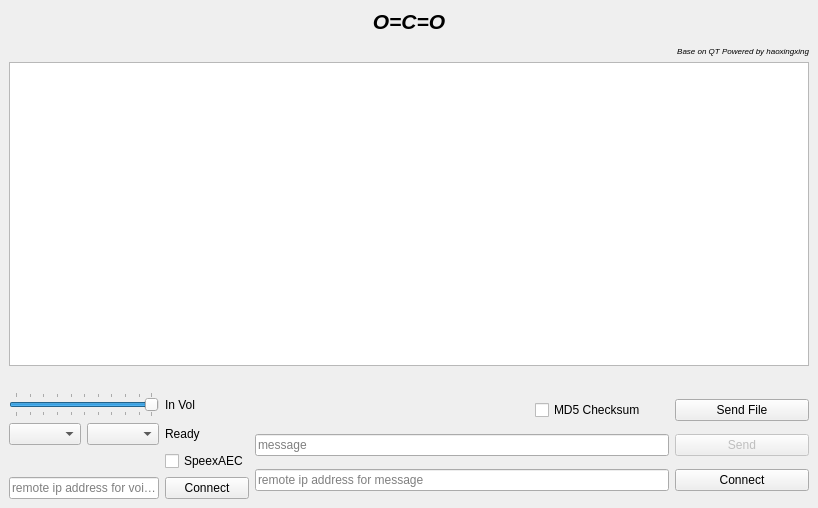
haoxingxing/CO2, file mainwindow.ui: the form before one commit.
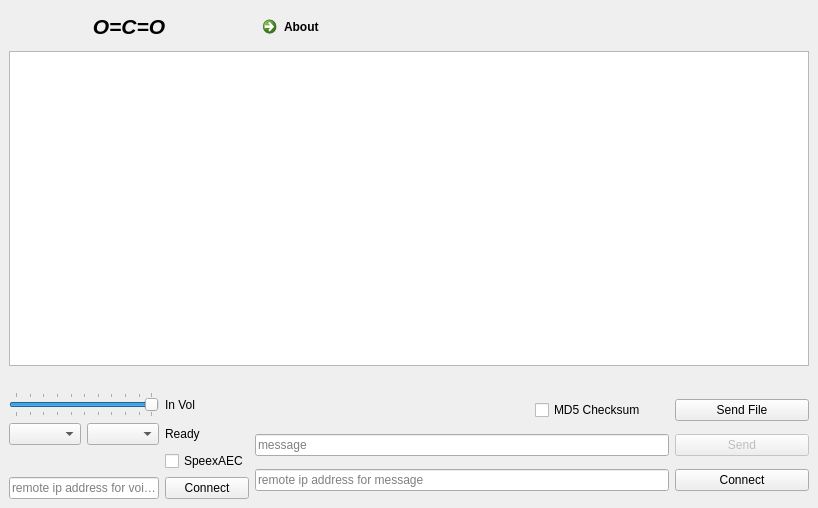
The form after the commit.

Patch:
```diff
--- a/mainwindow.ui
+++ b/mainwindow.ui
@@ -15,10 +15,37 @@
   </property>
   <widget class="QWidget" name="centralwidget">
    <layout class="QGridLayout" name="gridLayout">
-    <item row="1" column="0" colspan="2">
+    <item row="0" column="0">
+     <widget class="QLabel" name="label">
+      <property name="text">
+       <string>&lt;html&gt;&lt;head/&gt;&lt;body&gt;&lt;p align=&quot;center&quot;&gt;&lt;span style=&quot; font-size:16pt; font-weight:600; font-style:italic;&quot;&gt;O=C=O&lt;/span&gt;&lt;/p&gt;&lt;/body&gt;&lt;/html&gt;</string>
+      </property>
+     </widget>
+    </item>
+    <item row="0" column="1">
+     <widget class="QCommandLinkButton" name="commandLinkButton">
+      <property name="text">
+       <string>About</string>
+      </property>
+     </widget>
+    </item>
+    <item row="2" column="0" colspan="2">
      <widget class="QTextBrowser" name="msg_2"/>
     </item>
-    <item row="4" column="1">
+    <item row="3" column="1">
+     <spacer name="horizontalSpacer">
+      <property name="orientation">
+       <enum>Qt::Horizontal</enum>
+      </property>
+      <property name="sizeHint" stdset="0">
+       <size>
+        <width>40</width>
+        <height>20</height>
+       </size>
+      </property>
+     </spacer>
+    </item>
+    <item row="5" column="1">
      <layout class="QGridLayout" name="gridLayout_2">
       <item row="4" column="4">
        <widget class="QPushButton" name="msg_conn">
@@ -98,14 +125,7 @@
       </item>
      </layout>
     </item>
-    <item row="0" column="0" colspan="2">
-     <widget class="QLabel" name="label">
-      <property name="text">
-       <string>&lt;html&gt;&lt;head/&gt;&lt;body&gt;&lt;p align=&quot;center&quot;&gt;&lt;span style=&quot; font-size:16pt; font-weight:600; font-style:italic;&quot;&gt;O=C=O&lt;/span&gt;&lt;/p&gt;&lt;p align=&quot;right&quot;&gt;&lt;span style=&quot; font-size:6pt; font-style:italic;&quot;&gt;Base on QT Powered by haoxingxing&lt;/span&gt;&lt;/p&gt;&lt;/body&gt;&lt;/html&gt;</string>
-      </property>
-     </widget>
-    </item>
-    <item row="4" column="0">
+    <item row="5" column="0">
      <layout class="QGridLayout" name="gridLayout_4">
       <item row="0" column="0" colspan="2">
        <widget class="QSlider" name="InVol">
@@ -202,19 +222,6 @@
       </item>
      </layout>
     </item>
-    <item row="2" column="1">
-     <spacer name="horizontalSpacer">
-      <property name="orientation">
-       <enum>Qt::Horizontal</enum>
-      </property>
-      <property name="sizeHint" stdset="0">
-       <size>
-        <width>40</width>
-        <height>20</height>
-       </size>
-      </property>
-     </spacer>
-    </item>
    </layout>
   </widget>
  </widget>
```
